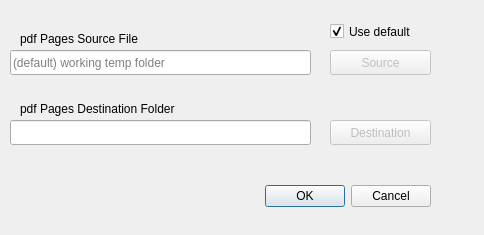
preachermax/BiblionOCR, file Developer/QtDesignerUI/pdf4tifDialog.ui: the form before one commit.
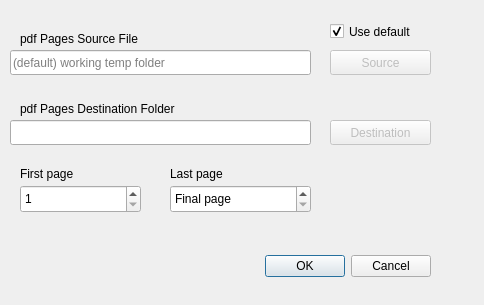
The form after the commit. Icons and pictures are not drawn.

The edit to the form file:
```diff
--- a/Developer/QtDesignerUI/pdf4tifDialog.ui
+++ b/Developer/QtDesignerUI/pdf4tifDialog.ui
@@ -10,7 +10,7 @@
     <x>0</x>
     <y>0</y>
     <width>484</width>
-    <height>235</height>
+    <height>305</height>
    </rect>
   </property>
   <property name="windowTitle">
@@ -20,7 +20,7 @@
    <property name="geometry">
     <rect>
      <x>260</x>
-     <y>180</y>
+    <y>250</y>
      <width>171</width>
      <height>32</height>
     </rect>
@@ -121,6 +121,67 @@
     <string>pdf Pages Destination Folder</string>
    </property>
   </widget>
+  <widget class="QLabel" name="FirstPageLabel">
+   <property name="geometry">
+    <rect>
+     <x>20</x>
+     <y>165</y>
+     <width>111</width>
+     <height>17</height>
+    </rect>
+   </property>
+   <property name="text">
+    <string>First page</string>
+   </property>
+  </widget>
+  <widget class="QSpinBox" name="FirstPageSpinBox">
+   <property name="geometry">
+    <rect>
+     <x>20</x>
+     <y>185</y>
+     <width>121</width>
+     <height>28</height>
+    </rect>
+   </property>
+   <property name="minimum">
+    <number>1</number>
+   </property>
+   <property name="maximum">
+    <number>999999</number>
+   </property>
+   <property name="value">
+    <number>1</number>
+   </property>
+  </widget>
+  <widget class="QLabel" name="LastPageLabel">
+   <property name="geometry">
+    <rect>
+     <x>170</x>
+     <y>165</y>
+     <width>121</width>
+     <height>17</height>
+    </rect>
+   </property>
+   <property name="text">
+    <string>Last page</string>
+   </property>
+  </widget>
+  <widget class="QSpinBox" name="LastPageSpinBox">
+   <property name="geometry">
+    <rect>
+     <x>170</x>
+     <y>185</y>
+     <width>141</width>
+     <height>28</height>
+    </rect>
+   </property>
+   <property name="specialValueText">
+    <string>Final page</string>
+   </property>
+   <property name="maximum">
+    <number>999999</number>
+   </property>
+  </widget>
   <widget class="QCheckBox" name="defaultsrcBox">
    <property name="geometry">
     <rect>
```
